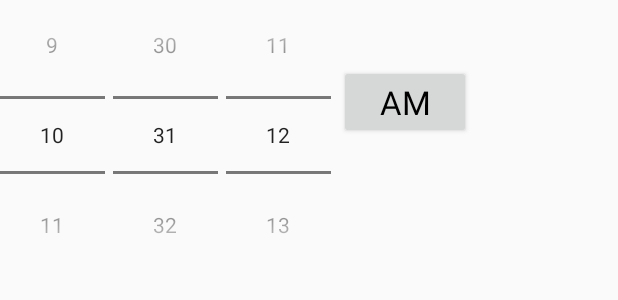
After one commit to josemarcosrf/DroidVan, an Android app: the layout time_picker_dialog.xml on its own in the app's theme, with its tools: preview values and no code run, on a phone screen of 412 x 824 dp. The commit adds this screen. Shown: the top 300 px of the screen. Run offline under Robolectric (Android 15) with nearby library versions, the phone set to English and light mode, and no system bars; network calls fail.

Commit message:
light timer poc + custom time picker

```diff
--- a/app/src/main/java/project/van/the/phionaremote/IPDialog.java
+++ b/app/src/main/java/project/van/the/phionaremote/IPDialog.java
@@ -8,8 +8,6 @@ import android.util.Log;
 import android.view.LayoutInflater;
 import android.view.View;
 import android.widget.EditText;
-
-import static android.provider.Settings.Global.getString;
 
 
 public class IPDialog {
--- /dev/null
+++ b/app/src/main/java/project/van/the/phionaremote/TimePicker/TimePicker.java
@@ -0,0 +1,414 @@
+package project.van.the.phionaremote.TimePicker;
+
+/*
+ * Copyright (C) 2007 The Android Open Source Project
+ * Copyright (C) 2013 Ivan Kovac navratnanos@gmail.com
+ *
+ * Licensed under the Apache License, Version 2.0 (the "License");
+ * you may not use this file except in compliance with the License.
+ * You may obtain a copy of the License at
+ *
+ *      http://www.apache.org/licenses/LICENSE-2.0
+ *
+ * Unless required by applicable law or agreed to in writing, software
+ * distributed under the License is distributed on an "AS IS" BASIS,
+ * WITHOUT WARRANTIES OR CONDITIONS OF ANY KIND, either express or implied.
+ * See the License for the specific language governing permissions and
+ * limitations under the License.
+ */
+
+import java.text.DateFormatSymbols;
+import java.util.Calendar;
+
+import android.content.Context;
+import android.os.Parcel;
+import android.os.Parcelable;
+import android.util.AttributeSet;
+import android.view.LayoutInflater;
+import android.view.View;
+import android.widget.Button;
+import android.widget.FrameLayout;
+import android.widget.NumberPicker;
+import android.widget.NumberPicker.Formatter;
+
+import project.van.the.phionaremote.R;
+
+/**
+ * A view for selecting the time of day, in either 24 hour or AM/PM mode.
+ *
+ * The hour, each minute digit, each seconds digit, and AM/PM (if applicable) can be conrolled by
+ * vertical spinners.
+ *
+ * The hour can be entered by keyboard input.  Entering in two digit hours
+ * can be accomplished by hitting two digits within a timeout of about a
+ * second (e.g. '1' then '2' to select 12).
+ *
+ * The minutes can be entered by entering single digits.
+ * The seconds can be entered by entering single digits.
+ *
+ * Under AM/PM mode, the user can hit 'a', 'A", 'p' or 'P' to pick.
+ *
+ * For a dialog using this view, see {@link android.app.TimePickerDialog}.
+ */
+public class TimePicker extends FrameLayout {
+
+    /**
+     * A no-op callback used in the constructor to avoid null checks
+     * later in the code.
+     */
+    private static final OnTimeChangedListener NO_OP_CHANGE_LISTENER = (view, hourOfDay, minute, seconds) -> {
+    };
+
+    public static final NumberPicker.Formatter TWO_DIGIT_FORMATTER =
+            value -> {
+                // TODO Auto-generated method stub
+                return String.format("%02d", value);
+            };
+
+    // state
+    private int mCurrentHour = 0; // 0-23
+    private int mCurrentMinute = 0; // 0-59
+    private int mCurrentSeconds = 0; // 0-59
+    private Boolean mIs24HourView = false;
+    private boolean mIsAm;
+
+    // ui components
+    private final NumberPicker mHourPicker;
+    private final NumberPicker mMinutePicker;
+    private final NumberPicker mSecondPicker;
+    private final Button mAmPmButton;
+    private final String mAmText;
+    private final String mPmText;
+
+    // callbacks
+    private OnTimeChangedListener mOnTimeChangedListener;
+
+    /**
+     * The callback interface used to indicate the time has been adjusted.
+     */
+    public interface OnTimeChangedListener {
+
+        /**
+         * @param view The view associated with this listener.
+         * @param hourOfDay The current hour.
+         * @param minute The current minute.
+         * @param seconds The current second.
+         */
+        void onTimeChanged(TimePicker view, int hourOfDay, int minute, int seconds);
+    }
+
+    public TimePicker(Context context) {
+        this(context, null);
+    }
+
+    public TimePicker(Context context, AttributeSet attrs) {
+        this(context, attrs, 0);
+    }
+
+    public TimePicker(Context context, AttributeSet attrs, int defStyle) {
+        super(context, attrs, defStyle);
+
+        LayoutInflater inflater =
+                (LayoutInflater) context.getSystemService(Context.LAYOUT_INFLATER_SERVICE);
+        inflater.inflate(R.layout.time_picker_widget,
+                this, // we are the parent
+                true);
+
+        // hour
+        mHourPicker = (NumberPicker) findViewById(R.id.hour);
+        mHourPicker.setOnValueChangedListener(new NumberPicker.OnValueChangeListener() {
+
+            @Override
+            public void onValueChange(NumberPicker picker, int oldVal, int newVal) {
+                // TODO Auto-generated method stub
+                mCurrentHour = newVal;
+                if (!mIs24HourView) {
+                    // adjust from [1-12] to [0-11] internally, with the times
+                    // written "12:xx" being the start of the half-day
+                    if (mCurrentHour == 12) {
+                        mCurrentHour = 0;
+                    }
+                    if (!mIsAm) {
+                        // PM means 12 hours later than nominal
+                        mCurrentHour += 12;
+                    }
+                }
+                onTimeChanged();
+            }
+        });
+
+        // digits of minute
+        mMinutePicker = (NumberPicker) findViewById(R.id.minute);
+        mMinutePicker.setMinValue(0);
+        mMinutePicker.setMaxValue(59);
+        mMinutePicker.setFormatter(TWO_DIGIT_FORMATTER);
+        mMinutePicker.setOnValueChangedListener(new NumberPicker.OnValueChangeListener() {
+            @Override
+            public void onValueChange(NumberPicker spinner, int oldVal, int newVal) {
+                mCurrentMinute = newVal;
+                onTimeChanged();
+            }
+        });
+
+        // digits of seconds
+        mSecondPicker = (NumberPicker) findViewById(R.id.seconds);
+        mSecondPicker.setMinValue(0);
+        mSecondPicker.setMaxValue(59);
+        mSecondPicker.setFormatter( TWO_DIGIT_FORMATTER);
+        mSecondPicker.setOnValueChangedListener(new NumberPicker.OnValueChangeListener() {
+
+            @Override
+            public void onValueChange(NumberPicker picker, int oldVal, int newVal) {
+                mCurrentSeconds = newVal;
+                onTimeChanged();
+
+            }
+        });
+
+        // am/pm
+        mAmPmButton = (Button) findViewById(R.id.amPm);
+
+        // now that the hour/minute picker objects have been initialized, set
+        // the hour range properly based on the 12/24 hour display mode.
+        configurePickerRanges();
+
+        // initialize to current time
+        Calendar cal = Calendar.getInstance();
+        setOnTimeChangedListener(NO_OP_CHANGE_LISTENER);
+
+        // by default we're not in 24 hour mode
+        setCurrentHour(cal.get(Calendar.HOUR_OF_DAY));
+        setCurrentMinute(cal.get(Calendar.MINUTE));
+        setCurrentSecond(cal.get(Calendar.SECOND));
+
+        mIsAm = (mCurrentHour < 12);
+
+        /* Get the localized am/pm strings and use them in the spinner */
+        DateFormatSymbols dfs = new DateFormatSymbols();
+        String[] dfsAmPm = dfs.getAmPmStrings();
+        mAmText = dfsAmPm[Calendar.AM];
+        mPmText = dfsAmPm[Calendar.PM];
+        mAmPmButton.setText(mIsAm ? mAmText : mPmText);
+        mAmPmButton.setOnClickListener(new OnClickListener() {
+            public void onClick(View v) {
+                requestFocus();
+                if (mIsAm) {
+
+                    // Currently AM switching to PM
+                    if (mCurrentHour < 12) {
+                        mCurrentHour += 12;
+                    }
+                } else {
+
+                    // Currently PM switching to AM
+                    if (mCurrentHour >= 12) {
+                        mCurrentHour -= 12;
+                    }
+                }
+                mIsAm = !mIsAm;
+                mAmPmButton.setText(mIsAm ? mAmText : mPmText);
+                onTimeChanged();
+            }
+        });
+
+        if (!isEnabled()) {
+            setEnabled(false);
+        }
+    }
+
+    @Override
+    public void setEnabled(boolean enabled) {
+        super.setEnabled(enabled);
+        mMinutePicker.setEnabled(enabled);
+        mHourPicker.setEnabled(enabled);
+        mAmPmButton.setEnabled(enabled);
+    }
+
+    /**
+     * Used to save / restore state of time picker
+     */
+    private static class SavedState extends BaseSavedState {
+
+        private final int mHour;
+        private final int mMinute;
+
+        private SavedState(Parcelable superState, int hour, int minute) {
+            super(superState);
+            mHour = hour;
+            mMinute = minute;
+        }
+
+        private SavedState(Parcel in) {
+            super(in);
+            mHour = in.readInt();
+            mMinute = in.readInt();
+        }
+
+        public int getHour() {
+            return mHour;
+        }
+
+        public int getMinute() {
+            return mMinute;
+        }
+
+        @Override
+        public void writeToParcel(Parcel dest, int flags) {
+            super.writeToParcel(dest, flags);
+            dest.writeInt(mHour);
+            dest.writeInt(mMinute);
+        }
+
+        public static final Parcelable.Creator<SavedState> CREATOR
+                = new Creator<SavedState>() {
+            public SavedState createFromParcel(Parcel in) {
+                return new SavedState(in);
+            }
+
+            public SavedState[] newArray(int size) {
+                return new SavedState[size];
+            }
+        };
+    }
+
+    @Override
+    protected Parcelable onSaveInstanceState() {
+        Parcelable superState = super.onSaveInstanceState();
+        return new SavedState(superState, mCurrentHour, mCurrentMinute);
+    }
+
+    @Override
+    protected void onRestoreInstanceState(Parcelable state) {
+        SavedState ss = (SavedState) state;
+        super.onRestoreInstanceState(ss.getSuperState());
+        setCurrentHour(ss.getHour());
+        setCurrentMinute(ss.getMinute());
+    }
+
+    /**
+     * Set the callback that indicates the time has been adjusted by the user.
+     * @param onTimeChangedListener the callback, should not be null.
+     */
+    public void setOnTimeChangedListener(OnTimeChangedListener onTimeChangedListener) {
+        mOnTimeChangedListener = onTimeChangedListener;
+    }
+
+    /**
+     * @return The current hour (0-23).
+     */
+    public Integer getCurrentHour() {
+        return mCurrentHour;
+    }
+
+    /**
+     * Set the current hour.
+     */
+    public void setCurrentHour(Integer currentHour) {
+        this.mCurrentHour = currentHour;
+        updateHourDisplay();
+    }
+
+    /**
+     * Set whether in 24 hour or AM/PM mode.
+     * @param is24HourView True = 24 hour mode. False = AM/PM.
+     */
+    public void setIs24HourView(Boolean is24HourView) {
+        if (mIs24HourView != is24HourView) {
+            mIs24HourView = is24HourView;
+            configurePickerRanges();
+            updateHourDisplay();
+        }
+    }
+
+    /**
+     * @return true if this is in 24 hour view else false.
+     */
+    public boolean is24HourView() {
+        return mIs24HourView;
+    }
+
+    /**
+     * @return The current minute.
+     */
+    public Integer getCurrentMinute() {
+        return mCurrentMinute;
+    }
+
+    /**
+     * Set the current minute (0-59).
+     */
+    public void setCurrentMinute(Integer currentMinute) {
+        this.mCurrentMinute = currentMinute;
+        updateMinuteDisplay();
+    }
+
+    /**
+     * @return The current minute.
+     */
+    public Integer getCurrentSeconds() {
+        return mCurrentSeconds;
+    }
+
+    /**
+     * Set the current second (0-59).
+     */
+    public void setCurrentSecond(Integer currentSecond) {
+        this.mCurrentSeconds = currentSecond;
+        updateSecondsDisplay();
+    }
+
+    @Override
+    public int getBaseline() {
+        return mHourPicker.getBaseline();
+    }
+
+    /**
+     * Set the state of the spinners appropriate to the current hour.
+     */
+    private void updateHourDisplay() {
+        int currentHour = mCurrentHour;
+        if (!mIs24HourView) {
+            // convert [0,23] ordinal to wall clock display
+            if (currentHour > 12) currentHour -= 12;
+            else if (currentHour == 0) currentHour = 12;
+        }
+        mHourPicker.setValue(currentHour);
+        mIsAm = mCurrentHour < 12;
+        mAmPmButton.setText(mIsAm ? mAmText : mPmText);
+        onTimeChanged();
+    }
+
+    private void configurePickerRanges() {
+        if (mIs24HourView) {
+            mHourPicker.setMinValue(0);
+            mHourPicker.setMaxValue(23);
+            mHourPicker.setFormatter(TWO_DIGIT_FORMATTER);
+            mAmPmButton.setVisibility(View.GONE);
+        } else {
+            mHourPicker.setMinValue(1);
+            mHourPicker.setMaxValue(12);
+            mHourPicker.setFormatter(null);
+            mAmPmButton.setVisibility(View.VISIBLE);
+        }
+    }
+
+    private void onTimeChanged() {
+        mOnTimeChangedListener.onTimeChanged(this, getCurrentHour(), getCurrentMinute(), getCurrentSeconds());
+    }
+
+    /**
+     * Set the state of the spinners appropriate to the current minute.
+     */
+    private void updateMinuteDisplay() {
+        mMinutePicker.setValue(mCurrentMinute);
+        mOnTimeChangedListener.onTimeChanged(this, getCurrentHour(), getCurrentMinute(), getCurrentSeconds());
+    }
+
+    /**
+     * Set the state of the spinners appropriate to the current second.
+     */
+    private void updateSecondsDisplay() {
+        mSecondPicker.setValue(mCurrentSeconds);
+        mOnTimeChangedListener.onTimeChanged(this, getCurrentHour(), getCurrentMinute(), getCurrentSeconds());
+    }
+}
--- /dev/null
+++ b/app/src/main/res/layout/time_picker_dialog.xml
@@ -0,0 +1,30 @@
+<?xml version="1.0" encoding="utf-8"?>
+<!--
+**
+** Copyright 2008, The Android Open Source Project
+** Copyright 2013, Ivan Kovac  navratnanos@gmail.com
+**
+** Licensed under the Apache License, Version 2.0 (the "License");
+** you may not use this file except in compliance with the License.
+** You may obtain a copy of the License at
+**
+**     http://www.apache.org/licenses/LICENSE-2.0
+**
+** Unless required by applicable law or agreed to in writing, software
+** distributed under the License is distributed on an "AS IS" BASIS,
+** WITHOUT WARRANTIES OR CONDITIONS OF ANY KIND, either express or implied.
+** See the License for the specific language governing permissions and
+** limitations under the License.
+*/
+-->
+<LinearLayout  xmlns:android="http://schemas.android.com/apk/res/android"
+    android:layout_width="wrap_content"
+    android:layout_height="wrap_content"
+    android:gravity="center_horizontal">
+    <project.van.the.phionaremote.TimePicker.TimePicker
+        android:id="@+id/timePicker"
+        android:layout_gravity="center_horizontal"
+        android:layout_width="wrap_content"
+        android:layout_height="wrap_content"
+        />
+</LinearLayout>
--- /dev/null
+++ b/app/src/main/res/layout/time_picker_widget.xml
@@ -0,0 +1,81 @@
+<?xml version="1.0" encoding="utf-8"?>
+<!--
+**
+** Copyright 2008, The Android Open Source Project
+** Copyright 2013, Ivan Kovac  navratnanos@gmail.com
+**
+** Licensed under the Apache License, Version 2.0 (the "License");
+** you may not use this file except in compliance with the License.
+** You may obtain a copy of the License at
+**
+**     http://www.apache.org/licenses/LICENSE-2.0
+**
+** Unless required by applicable law or agreed to in writing, software
+** distributed under the License is distributed on an "AS IS" BASIS,
+** WITHOUT WARRANTIES OR CONDITIONS OF ANY KIND, either express or implied.
+** See the License for the specific language governing permissions and
+** limitations under the License.
+*/
+-->
+
+<!-- Layout of time picker-->
+
+<LinearLayout xmlns:android="http://schemas.android.com/apk/res/android"
+    android:orientation="horizontal"
+    android:layout_gravity="center_horizontal"
+    android:layout_width="wrap_content"
+    android:layout_height="wrap_content">
+
+    <LinearLayout android:orientation="horizontal"
+        android:layout_width="wrap_content"
+        android:layout_height="wrap_content"
+        android:layoutDirection="ltr">
+
+        <!-- hour -->
+        <NumberPicker
+            android:id="@+id/hour"
+            android:layout_width="70dip"
+            android:layout_height="wrap_content"
+            android:focusable="true"
+            android:focusableInTouchMode="true"
+            />
+
+        <!-- minute -->
+        <NumberPicker
+            android:id="@+id/minute"
+            android:layout_width="70dip"
+            android:layout_height="wrap_content"
+            android:layout_marginStart="5dip"
+            android:layout_marginLeft="5dip"
+            android:focusable="true"
+            android:focusableInTouchMode="true"
+            />
+
+        <!-- seconds -->
+        <NumberPicker
+            android:id="@+id/seconds"
+            android:layout_width="70dip"
+            android:layout_height="wrap_content"
+            android:layout_marginStart="5dip"
+            android:layout_marginLeft="5dip"
+            android:focusable="true"
+            android:focusableInTouchMode="true"
+            />
+
+    </LinearLayout>
+
+    <!-- AM / PM -->
+    <Button
+        android:id="@+id/amPm"
+        android:layout_width="wrap_content"
+        android:layout_height="wrap_content"
+        android:layout_marginTop="43dip"
+        android:layout_marginStart="5dip"
+        android:layout_marginLeft="5dip"
+        android:paddingStart="20dip"
+        android:paddingEnd="20dip"
+        style="?android:attr/textAppearanceLargeInverse"
+        android:textColor="@android:color/primary_text_light_nodisable"
+        />
+
+</LinearLayout>
```
Also changed, not shown: app/src/main/java/project/van/the/phionaremote/TimePicker/MyTimePickerDialog.java (added, +179 -0 lines), app/src/main/java/project/van/the/phionaremote/TimerActivity.java (+28 -5 lines), app/src/main/res/values/strings.xml (+6 -1 lines).
